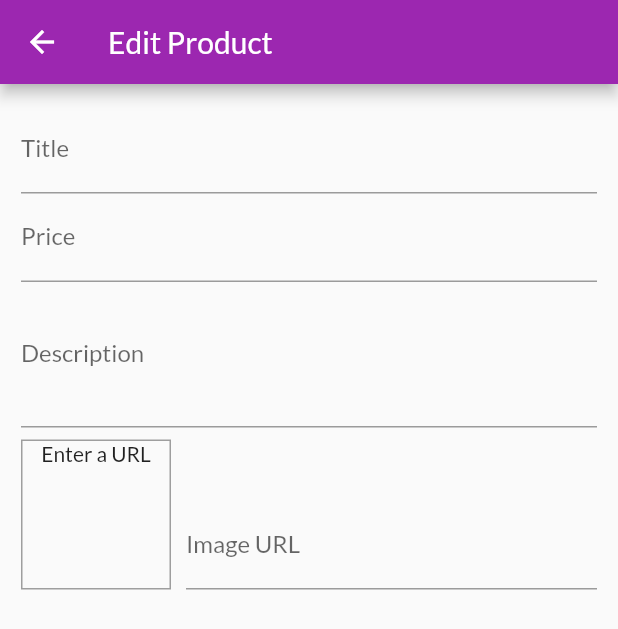
After one commit to iamartyaa/Ekart, a Flutter app: the EditProductScreen screen opened by its route, on a phone screen of 412 x 824 dp. The commit adds this screen. Shown: the top 629 px of the screen. Run offline on Flutter 3.47's test engine with Material 2 defaults, Android fonts, the phone set to English and light mode, and no system bars; network calls fail.

Commit message:
ading input forms

```diff
--- a/lib/main.dart
+++ b/lib/main.dart
@@ -4,6 +4,7 @@ import 'package:shopapp/providers/cart.dart';
 import 'package:shopapp/providers/orders.dart';
 import 'package:shopapp/providers/products.dart';
 import 'package:shopapp/screens/cart_screen.dart';
+import 'package:shopapp/screens/edit_product_screen.dart';
 import 'package:shopapp/screens/orders_screen.dart';
 import 'package:shopapp/screens/product_detail_screen.dart';
 import 'package:shopapp/screens/products_overview_screen.dart';
@@ -43,6 +44,7 @@ class MyApp extends StatelessWidget {
           CartScreen.routeName: (context) => CartScreen(),
           OrdersScreen.routeName:(context) => OrdersScreen(),
           UserProductsScreen.routeName:(context) => UserProductsScreen(),
+          EditProductScreen.routeName:(context) => EditProductScreen(),
         },
       ),
     );
--- /dev/null
+++ b/lib/screens/edit_product_screen.dart
@@ -0,0 +1,107 @@
+import 'package:flutter/material.dart';
+
+class EditProductScreen extends StatefulWidget {
+  static const routeName = '/edit-product';
+  const EditProductScreen({Key? key}) : super(key: key);
+
+  @override
+  State<EditProductScreen> createState() => _EditProductScreenState();
+}
+
+class _EditProductScreenState extends State<EditProductScreen> {
+  final _priceFocusNode = FocusNode();
+  final _descriptionFocusNode = FocusNode();
+  final _imageUrlController = TextEditingController();
+
+
+  @override
+  void dispose() {
+    _priceFocusNode.dispose();
+    _descriptionFocusNode.dispose();
+    _imageUrlController.dispose();
+    super.dispose();
+  }
+
+
+  @override
+  Widget build(BuildContext context) {
+    return Scaffold(
+      appBar: AppBar(
+        title: const Text('Edit Product'),
+      ),
+      body: Padding(
+        padding: const EdgeInsets.all(14),
+        child: Form(
+            child: ListView(
+          children: [
+            TextFormField(
+              decoration: const InputDecoration(
+                labelText: 'Title',
+              ),
+              textInputAction: TextInputAction.next,
+              onFieldSubmitted: (value) {
+                FocusScope.of(context).requestFocus(_priceFocusNode);
+              },
+            ),
+            TextFormField(
+              decoration: const InputDecoration(
+                labelText: 'Price',
+              ),
+              textInputAction: TextInputAction.next,
+              keyboardType: TextInputType.number,
+              focusNode: _priceFocusNode,
+              onFieldSubmitted: (value) {
+                FocusScope.of(context).requestFocus(_descriptionFocusNode);
+              },
+            ),
+            TextFormField(
+              decoration: const InputDecoration(
+                labelText: 'Description',
+              ),
+              maxLines: 3,
+              focusNode: _descriptionFocusNode,
+              keyboardType: TextInputType.multiline,
+            ),
+            Row(
+              crossAxisAlignment: CrossAxisAlignment.end,
+              children: [
+                Container(
+                  width: 100,
+                  height: 100,
+                  margin: const EdgeInsets.only(
+                    top: 8,
+                    right: 10,
+                  ),
+                  decoration: BoxDecoration(
+                    border: Border.all(width: 1, color: Colors.grey),
+                  ),
+                  child: _imageUrlController.text.isEmpty
+                      ? Text(
+                          'Enter a URL',
+                          textAlign: TextAlign.center,
+                        )
+                      : FittedBox(
+                          child: Image.network(
+                            _imageUrlController.text,
+                            fit: BoxFit.cover,
+                          ),
+                        ),
+                ),
+                Expanded(
+                  child: TextFormField(
+                    decoration: const InputDecoration(
+                      labelText: 'Image URL',
+                    ),
+                    textInputAction: TextInputAction.done,
+                    keyboardType: TextInputType.url,
+                    controller: _imageUrlController,
+                  ),
+                ),
+              ],
+            ),
+          ],
+        )),
+      ),
+    );
+  }
+}
--- a/lib/screens/user_products_screen.dart
+++ b/lib/screens/user_products_screen.dart
@@ -1,6 +1,7 @@
 import 'package:flutter/material.dart';
 import 'package:provider/provider.dart';
 import 'package:shopapp/providers/products.dart';
+import 'package:shopapp/screens/edit_product_screen.dart';
 import 'package:shopapp/widgets/app_drawer.dart';
 import 'package:shopapp/widgets/user_product_item.dart';
 
@@ -16,7 +17,9 @@ class UserProductsScreen extends StatelessWidget {
         title: const Text('Your Products'),
         actions: [
           IconButton(
-            onPressed: () {},
+            onPressed: () {
+              Navigator.of(context).pushNamed(EditProductScreen.routeName);
+            },
             icon: const Icon(
               Icons.add,
             ),
```
